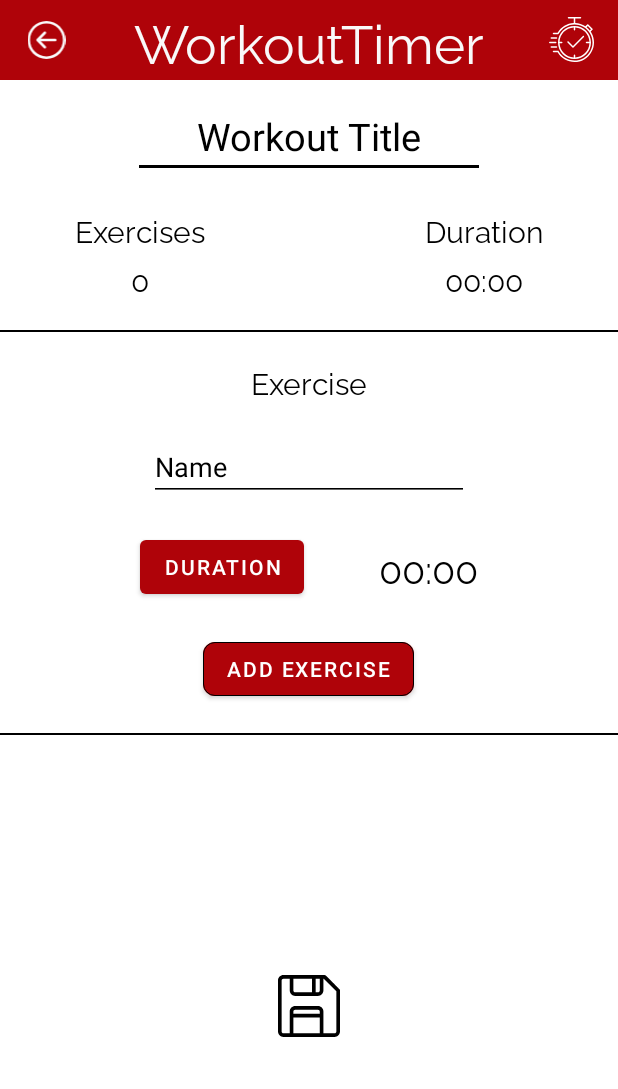
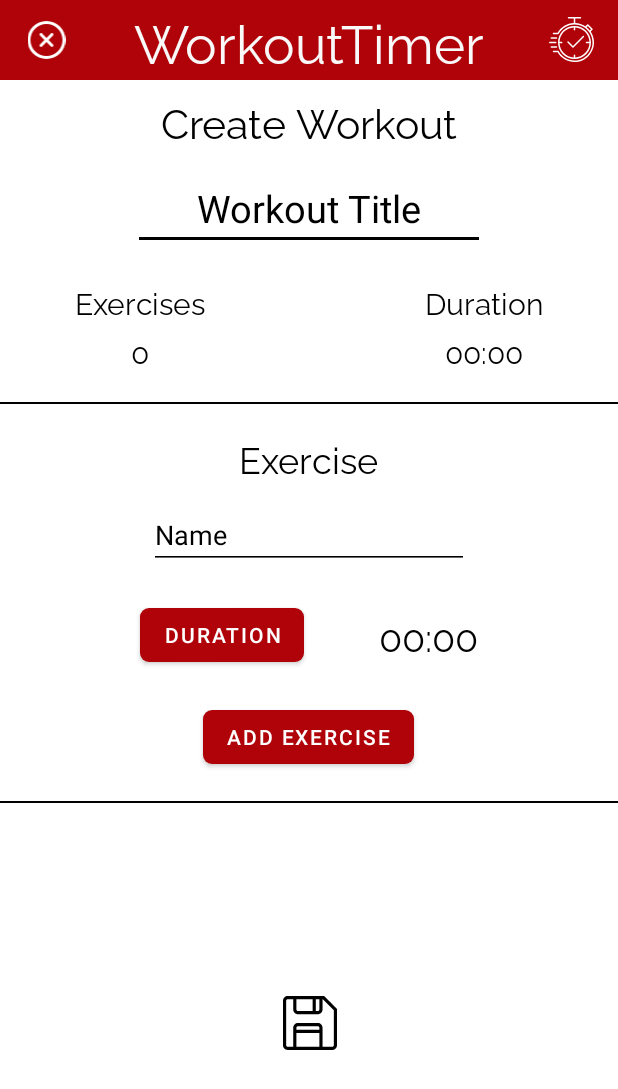
Before and after one commit to D-Kennedy98/WorkoutTimer, an Android app: the CreateWorkoutActivity screen opened directly, with no data from a screen before it, on a phone screen of 412 x 824 dp. Shown: the top 1089 px of the screen. Run offline under Robolectric (Android 15) with nearby library versions, the phone set to English and light mode, and no system bars; 1 statement that could not run was skipped.

Commit message:
Finished Create Workout UI.

```diff
--- a/app/build.gradle
+++ b/app/build.gradle
@@ -1,12 +1,12 @@
 apply plugin: 'com.android.application'
 
 android {
-    compileSdkVersion 28
+    compileSdkVersion 29
 
     defaultConfig {
         applicationId "com.dk.workouttimer"
         minSdkVersion 23
-        targetSdkVersion 28
+        targetSdkVersion 29
         versionCode 1
         versionName "1.0"
 
--- a/app/src/main/java/com/dk/workouttimer/activities/CreateWorkoutActivity.java
+++ b/app/src/main/java/com/dk/workouttimer/activities/CreateWorkoutActivity.java
@@ -82,6 +82,9 @@ public class CreateWorkoutActivity extends AppCompatActivity {
     private TextView mExercisesCountTxt;
     private TextView mDurationCountTxt;
 
+    /**
+     * Text view for displaying inputted duration from fragment.
+     */
     private TextView mDurationInputTxt;
 
     @Override
@@ -96,7 +99,7 @@ public class CreateWorkoutActivity extends AppCompatActivity {
         setUpAddExerciseBtn();
         setUpDurationBtn();
         setUpSaveBtn();
-        setUpBackBtn();
+        setUpCancelBtn();
     }
 
     /**
@@ -176,14 +179,14 @@ public class CreateWorkoutActivity extends AppCompatActivity {
     }
 
     /**
-     * Set up back button which navigates user back to
+     * Set up cancel button which navigates user back to
      * workouts activity without saving.
      * TODO: Confirmation btn
      */
-    private void setUpBackBtn() {
-        ImageView mBackBtn = findViewById(R.id.back_btn_cw);
+    private void setUpCancelBtn() {
+        ImageView mCancelBtn = findViewById(R.id.cancel_btn);
 
-        mBackBtn.setOnClickListener(new View.OnClickListener() {
+        mCancelBtn.setOnClickListener(new View.OnClickListener() {
             @Override
             public void onClick(View v) {
                 launchWorkoutsActivity();
--- a/app/src/main/res/drawable/button_shape.xml
+++ b/app/src/main/res/drawable/button_shape.xml
@@ -1,15 +1,12 @@
 <?xml version="1.0" encoding="utf-8"?>
 <shape xmlns:android="http://schemas.android.com/apk/res/android"
     android:shape="rectangle">
-    <corners android:radius="8dp" />
+    <corners android:radius="0dp" />
     <padding
         android:bottom="0dp"
         android:left="0dp"
         android:right="0dp"
         android:top="0dp" />
-    <size
-        android:width="270dp"
-        android:height="60dp" />
     <solid android:color="@color/colorPrimary" />
     <stroke
         android:width="4.5dp"
--- /dev/null
+++ b/app/src/main/res/drawable/ic_cancel.xml
@@ -0,0 +1,5 @@
+<vector android:height="200dp" android:viewportHeight="512"
+    android:viewportWidth="512" android:width="200dp" xmlns:android="http://schemas.android.com/apk/res/android">
+    <path android:fillColor="#FFFFFF" android:pathData="M256,0C114.508,0 0,114.497 0,256c0,141.493 114.497,256 256,256c141.492,0 256,-114.497 256,-256C512,114.507 397.503,0 256,0zM256,472c-119.384,0 -216,-96.607 -216,-216c0,-119.385 96.607,-216 216,-216c119.384,0 216,96.607 216,216C472,375.385 375.393,472 256,472z"/>
+    <path android:fillColor="#FFFFFF" android:pathData="M343.586,315.302L284.284,256l59.302,-59.302c7.81,-7.81 7.811,-20.473 0.001,-28.284c-7.812,-7.811 -20.475,-7.81 -28.284,0L256,227.716l-59.303,-59.302c-7.809,-7.811 -20.474,-7.811 -28.284,0c-7.81,7.811 -7.81,20.474 0.001,28.284L227.716,256l-59.302,59.302c-7.811,7.811 -7.812,20.474 -0.001,28.284c7.813,7.812 20.476,7.809 28.284,0L256,284.284l59.303,59.302c7.808,7.81 20.473,7.811 28.284,0C351.398,335.775 351.397,323.112 343.586,315.302z"/>
+</vector>
--- a/app/src/main/res/layout/activity_create_workout.xml
+++ b/app/src/main/res/layout/activity_create_workout.xml
@@ -16,13 +16,13 @@
         app:layout_constraintTop_toTopOf="parent">
 
         <ImageView
-            android:id="@+id/back_btn_cw"
+            android:id="@+id/cancel_btn"
             android:layout_width="35dp"
             android:layout_height="25dp"
             android:layout_centerVertical="true"
             android:layout_marginStart="13dp"
             android:contentDescription="@string/back_button"
-            android:src="@drawable/ic_back" />
+            android:src="@drawable/ic_cancel" />
 
         <ImageView
             android:id="@+id/timer_img"
@@ -47,11 +47,28 @@
     </RelativeLayout>
 
 
+    <LinearLayout
+        android:id="@+id/titles_linear"
+        android:layout_width="match_parent"
+        android:layout_height="wrap_content"
+        android:layout_marginTop="7dp"
+        android:gravity="center_horizontal"
+        android:orientation="vertical"
+        app:layout_constraintTop_toBottomOf="@+id/header"
+        tools:layout_editor_absoluteX="0dp">
+
+        <TextView
+            android:layout_width="wrap_content"
+            android:layout_height="wrap_content"
+            android:text="@string/create_workout"
+            android:textColor="@color/black"
+            android:textSize="27sp" />
+
         <EditText
             android:id="@+id/workout_title_input"
             android:layout_width="wrap_content"
             android:layout_height="wrap_content"
-        android:layout_marginTop="10dp"
+            android:layout_marginTop="12dp"
             android:backgroundTint="@color/black"
             android:ems="8"
             android:hint="@string/workout_title"
@@ -60,10 +77,10 @@
             android:textAlignment="center"
             android:textColor="@color/black"
             android:textColorHint="@color/black"
-        android:textSize="25sp"
-        app:layout_constraintEnd_toEndOf="parent"
-        app:layout_constraintStart_toStartOf="parent"
-        app:layout_constraintTop_toBottomOf="@+id/header" />
+            android:textSize="25sp" />
+
+
+    </LinearLayout>
 
     <RelativeLayout
         android:id="@+id/workout_count_relative"
@@ -71,7 +88,7 @@
         android:layout_height="wrap_content"
         android:paddingVertical="20dp"
         app:layout_constraintStart_toStartOf="parent"
-        app:layout_constraintTop_toBottomOf="@+id/workout_title_input">
+        app:layout_constraintTop_toBottomOf="@+id/titles_linear">
 
         <TextView
             android:id="@+id/exercises_count_title"
@@ -123,17 +140,17 @@
 
     </RelativeLayout>
 
-
     <LinearLayout
         android:id="@+id/linearLayout"
         android:layout_width="match_parent"
         android:layout_height="wrap_content"
-        android:paddingVertical="20dp"
         android:background="@drawable/black_border_vertical"
         android:gravity="center_horizontal"
         android:orientation="vertical"
+        android:paddingVertical="20dp"
         android:paddingBottom="20dp"
         app:layout_constraintEnd_toEndOf="parent"
+        app:layout_constraintHorizontal_bias="0.0"
         app:layout_constraintStart_toStartOf="parent"
         app:layout_constraintTop_toBottomOf="@+id/workout_count_relative">
 
@@ -142,13 +159,13 @@
             android:layout_height="wrap_content"
             android:text="@string/exercise"
             android:textColor="@color/black"
-            android:textSize="20sp" />
+            android:textSize="24sp" />
 
         <EditText
             android:id="@+id/name_input"
             android:layout_width="wrap_content"
             android:layout_height="wrap_content"
-            android:layout_marginTop="20dp"
+            android:layout_marginTop="12dp"
             android:backgroundTint="@color/black"
             android:ems="10"
             android:hint="@string/name"
@@ -168,12 +185,13 @@
             android:gravity="center"
             android:orientation="horizontal">
 
-            <Button
+            <com.google.android.material.button.MaterialButton
                 android:id="@+id/duration_btn"
                 android:layout_width="wrap_content"
                 android:layout_height="wrap_content"
                 android:layout_marginEnd="50dp"
-                android:text="@string/duration" />
+                android:text="@string/duration"
+                app:cornerRadius="6dp" />
 
             <TextView
                 android:id="@+id/duration_input_txt"
@@ -191,22 +209,18 @@
             android:layout_height="wrap_content"
             android:layout_marginTop="20dp"
             android:text="@string/add_exercise"
-            app:cornerRadius="8dp"
-            app:strokeColor="@color/black"
-            app:strokeWidth="0.75dp"
+            app:cornerRadius="6dp"
             app:layout_constraintBottom_toTopOf="@+id/save_btn"
             app:layout_constraintEnd_toEndOf="parent"
-            app:layout_constraintStart_toStartOf="parent" />
-
-
-
+            app:layout_constraintStart_toStartOf="parent"
+            app:strokeColor="@color/black" />
 
     </LinearLayout>
 
     <ImageView
         android:id="@+id/save_btn"
-        android:layout_width="85dp"
-        android:layout_height="41dp"
+        android:layout_width="69dp"
+        android:layout_height="36dp"
         android:contentDescription="@string/save_workout_button"
         android:src="@drawable/ic_save"
         android:text="@string/save_workout"
@@ -215,9 +229,7 @@
         app:layout_constraintHorizontal_bias="0.501"
         app:layout_constraintStart_toStartOf="parent"
         app:layout_constraintTop_toBottomOf="@+id/linearLayout"
-        app:layout_constraintVertical_bias="0.547" />
-
-
+        app:layout_constraintVertical_bias="0.508" />
 
 
 </androidx.constraintlayout.widget.ConstraintLayout>
--- a/app/src/main/res/values/strings.xml
+++ b/app/src/main/res/values/strings.xml
@@ -70,6 +70,7 @@
     <string name="exercise">Exercise</string>
     <string name="name">Name</string>
     <string name="save_workout_button">Save Workout Button</string>
+    <string name="create_workout">Create Workout</string>
 
 
 </resources>
```
Lines whose indentation alone changed are shown as unchanged.
